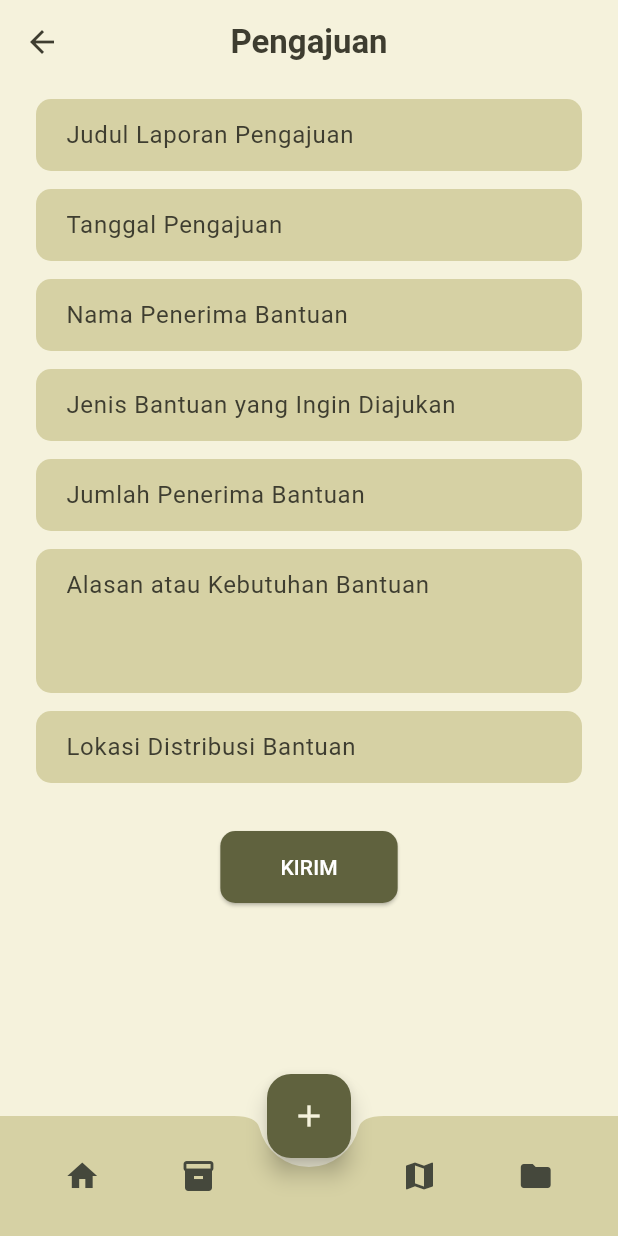
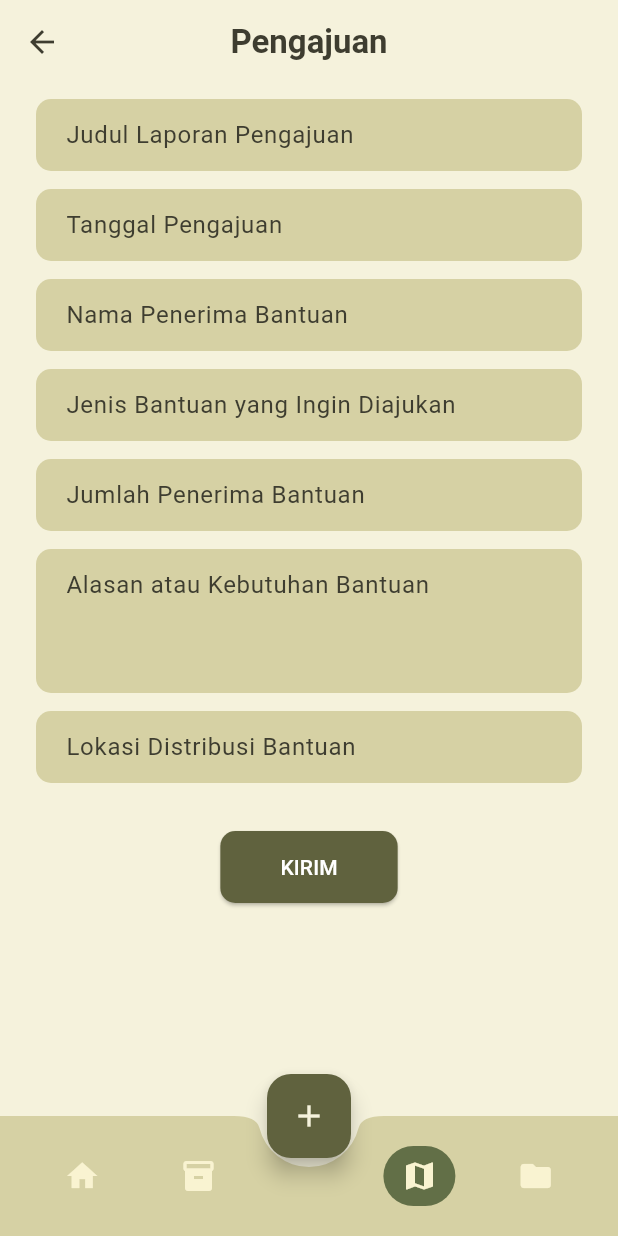
Before and after one commit to ipaddr/MPLJJ25-138-KEL-8, a Flutter app: the PengajuanPage screen opened directly, on a phone screen of 412 x 824 dp. Run offline on Flutter 3.47's test engine with Material 3 defaults, Android fonts, the phone set to English and light mode, and no system bars; our stand-ins replace cloud_firestore, firebase_auth, firebase_core, firebase_storage, google_maps_flutter, image_picker and 3 more; accounts and stored records are empty; Roboto replaces fonts that are missing (Poppins).

Commit message:
Update pengajuan.dart
memperbaiki logika navigasi buttonnya

```diff
--- a/semaikan/lib/pengajuan.dart
+++ b/semaikan/lib/pengajuan.dart
@@ -1,6 +1,11 @@
 import 'package:flutter/material.dart';
 import '/ibu hamil/laporan_ih.dart';
 import '/pesantren/laporan_p.dart';
+import 'package:semaikan/ibu hamil/home_ih.dart';
+import 'package:semaikan/pesantren/home_p.dart';
+import 'package:semaikan/ibu hamil/distribusi_ih.dart';
+import 'package:semaikan/pesantren/distribusi_p.dart';
+import 'maps.dart';
 
 class PengajuanPage extends StatefulWidget {
   const PengajuanPage({super.key});
@@ -17,6 +22,8 @@ class _PengajuanPageState extends State<PengajuanPage> {
   final jumlahController = TextEditingController();
   final alasanController = TextEditingController();
   final lokasiController = TextEditingController();
+
+  int _currentIndex = 2; // Menunjukkan ini adalah halaman ke-3 (0 = home)
 
   bool _isAllFilled() {
     return judulController.text.isNotEmpty &&
@@ -48,6 +55,55 @@ class _PengajuanPageState extends State<PengajuanPage> {
         ),
       );
     }
+  }
+
+  Widget _buildNavItem(IconData icon, String label, int index) {
+    final bool isSelected = _currentIndex == index;
+
+    return GestureDetector(
+      onTap: () {
+        if (_currentIndex == index) return;
+
+        setState(() {
+          _currentIndex = index;
+        });
+
+        switch (index) {
+          case 0:
+            Navigator.pushReplacement(
+              context,
+              MaterialPageRoute(builder: (context) => const HomePageP()),
+            );
+            break;
+          case 1:
+            Navigator.pushReplacement(
+              context,
+              MaterialPageRoute(builder: (context) => const DistribusiPageP()),
+            );
+            break;
+          case 2:
+            Navigator.pushReplacement(
+              context,
+              MaterialPageRoute(builder: (context) => const MapsPage()),
+            );
+            break;
+          case 3:
+            Navigator.pushReplacement(
+              context,
+              MaterialPageRoute(builder: (context) => const LaporanPageP()),
+            );
+            break;
+        }
+      },
+      child: Container(
+        padding: const EdgeInsets.symmetric(horizontal: 12, vertical: 8),
+        decoration: BoxDecoration(
+          color: isSelected ? const Color(0xFF626F47) : Colors.transparent,
+          borderRadius: BorderRadius.circular(20),
+        ),
+        child: Icon(icon, color: const Color(0xFFF9F3D1), size: 24),
+      ),
+    );
   }
 
   @override
@@ -126,11 +182,11 @@ class _PengajuanPageState extends State<PengajuanPage> {
         child: Row(
           mainAxisAlignment: MainAxisAlignment.spaceAround,
           children: [
-            IconButton(icon: const Icon(Icons.home), onPressed: () {}),
-            IconButton(icon: const Icon(Icons.inventory), onPressed: () {}),
-            const SizedBox(width: 40),
-            IconButton(icon: const Icon(Icons.map), onPressed: () {}),
-            IconButton(icon: const Icon(Icons.folder), onPressed: () {}),
+            _buildNavItem(Icons.home, 'Home', 0),
+            _buildNavItem(Icons.inventory, 'Distribusi', 1),
+            const SizedBox(width: 40), // untuk floating action button
+            _buildNavItem(Icons.map, 'Peta', 2),
+            _buildNavItem(Icons.folder, 'Laporan', 3),
           ],
         ),
       ),
```
